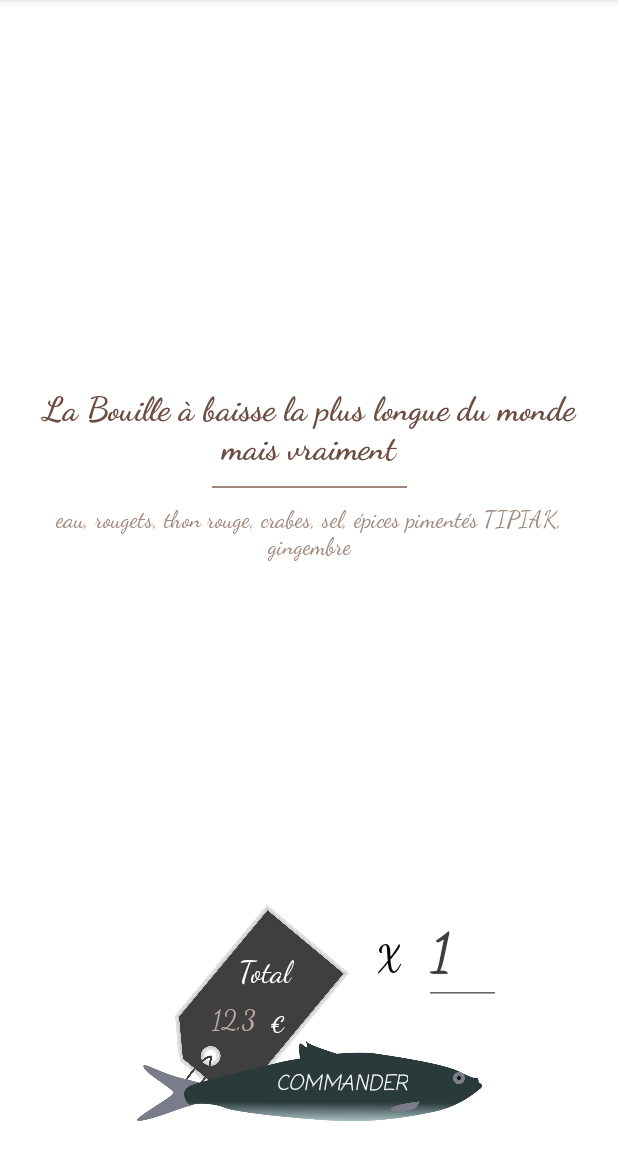
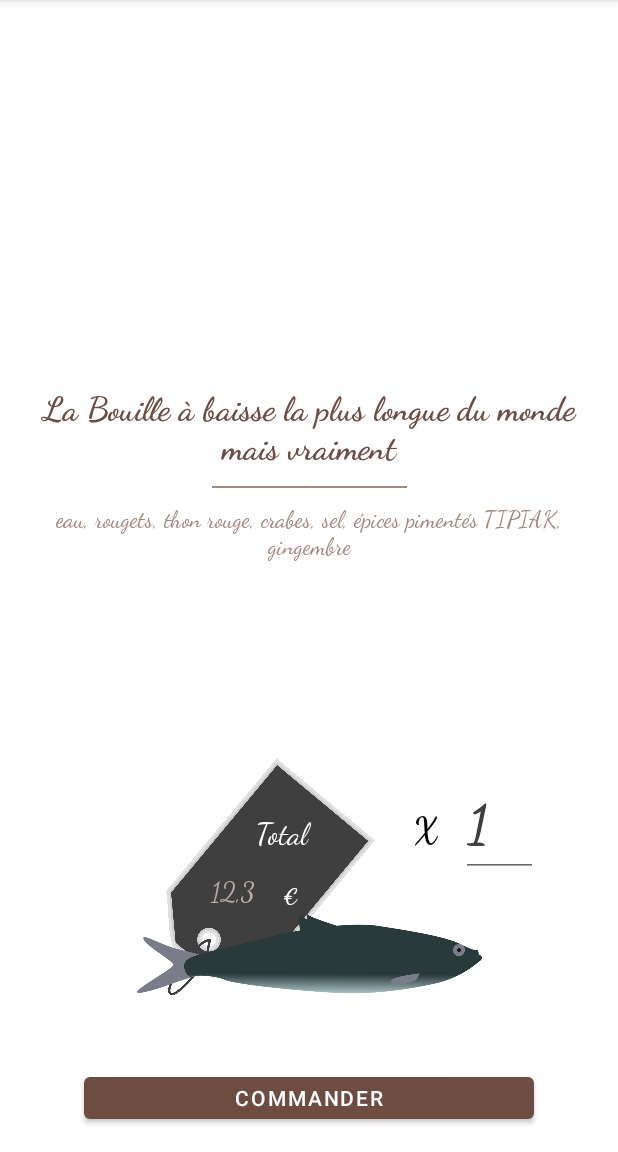
Before and after one commit to david6983/themaquereau, an Android app: the DishDetailsActivity screen opened directly, with no data from a screen before it, on a phone screen of 412 x 824 dp, the part 84-1236 px from its top. Run offline under Robolectric (Android 15) with nearby library versions, the phone set to English and light mode, and no system bars; our stand-ins replace Room's generated code; network calls fail; Roboto replaces fonts that are not available here; 7 statements that could not run were skipped.

Commit message:
fix: design based on A8

```diff
--- a/app/src/main/java/fr/isen/david/themaquereau/DishDetailsActivity.kt
+++ b/app/src/main/java/fr/isen/david/themaquereau/DishDetailsActivity.kt
@@ -5,7 +5,6 @@ import android.os.Bundle
 import android.text.Editable
 import android.util.Log
 import android.view.View
-import android.view.animation.AccelerateInterpolator
 import androidx.core.widget.addTextChangedListener
 import com.google.android.material.snackbar.Snackbar
 import fr.isen.david.themaquereau.databinding.ActivityDishDetailsBinding
@@ -14,8 +13,8 @@ import fr.isen.david.themaquereau.helpers.PersistOrdersHelperImpl
 import fr.isen.david.themaquereau.model.domain.Item
 import fr.isen.david.themaquereau.model.domain.Order
 import fr.isen.david.themaquereau.util.displayToast
-import java.lang.NumberFormatException
 import org.koin.android.ext.android.inject
+
 
 class DishDetailsActivity : BaseActivity() {
     private lateinit var binding: ActivityDishDetailsBinding
@@ -50,7 +49,7 @@ class DishDetailsActivity : BaseActivity() {
             updateQuantityInput(item, txt)
         }
         // Order button Listener
-        binding.fishImageButton.setOnClickListener { v ->
+        binding.orderButton.setOnClickListener { v ->
             orderCallback(v)
         }
     }
--- a/app/src/main/java/fr/isen/david/themaquereau/DishesListActivity.kt
+++ b/app/src/main/java/fr/isen/david/themaquereau/DishesListActivity.kt
@@ -29,6 +29,7 @@ class DishesListActivity : BaseActivity() {
 
         // The list is not visible until the content is loaded
         binding.itemRecyclerView.isVisible = false
+        binding.progressBar.isVisible = true
 
         // Get the category number
         intent.extras?.getInt(CATEGORY)?.let {
@@ -45,6 +46,7 @@ class DishesListActivity : BaseActivity() {
     private fun setSwipeToRefresh(queue: RequestQueue) {
         val swipeContainer = binding.swipeContainer
         swipeContainer.setOnRefreshListener {
+            binding.progressBar.isVisible = true
             // invalidate the cache
             queue.cache.clear()
             items = listOf()
@@ -73,6 +75,7 @@ class DishesListActivity : BaseActivity() {
         rvItems.layoutManager = LinearLayoutManager(this)
 
         binding.itemRecyclerView.isVisible = true
+        binding.progressBar.isVisible = false
     }
 
     private val errorLoadDishCallback = {
--- a/app/src/main/java/fr/isen/david/themaquereau/HomeActivity.kt
+++ b/app/src/main/java/fr/isen/david/themaquereau/HomeActivity.kt
@@ -34,9 +34,9 @@ class HomeActivity : BaseActivity() {
         binding.homeEntreeButton.animation = fadeIn
         binding.homePlatsButton.animation = fadeIn
         binding.homeDesertsButton.animation = fadeIn
-        translation(binding.homeDivider1, -1000.0f, 0.0f, 300)
-        translation(binding.homeDivider2, +1000.0f, 0.0f, 300)
-        translation(binding.homeDivider3, -1000.0f, 0.0f, 300)
+        translation(binding.homeDivider1, -1000.0f, 0.0f, 200)
+        translation(binding.homeDivider2, +1000.0f, 0.0f, 200)
+        translation(binding.homeDivider3, -1000.0f, 0.0f, 200)
 
         rotateMichelin()
     }
--- a/app/src/main/res/layout/activity_dish_details.xml
+++ b/app/src/main/res/layout/activity_dish_details.xml
@@ -1,11 +1,13 @@
 <?xml version="1.0" encoding="utf-8"?>
 <androidx.constraintlayout.widget.ConstraintLayout xmlns:android="http://schemas.android.com/apk/res/android"
     xmlns:app="http://schemas.android.com/apk/res-auto"
+    xmlns:tools="http://schemas.android.com/tools"
+    android:id="@+id/motionLayout"
+    android:layout_width="match_parent"
+    android:layout_height="match_parent"
     android:configChanges="keyboardHidden"
     android:focusableInTouchMode="true"
-    xmlns:tools="http://schemas.android.com/tools"
-    android:layout_width="match_parent"
-    android:layout_height="match_parent"
+    app:layoutDescription="@xml/activity_dish_details_scene3"
     tools:context=".DishDetailsActivity">
 
     <TextView
@@ -110,7 +112,7 @@
 
     <ImageView
         android:id="@+id/tagImage"
-        android:layout_width="130dp"
+        android:layout_width="170dp"
         android:layout_height="140dp"
         android:layout_marginBottom="25dp"
         android:rotation="168"
@@ -128,11 +130,12 @@
         android:layout_height="90dp"
         android:layout_marginStart="32dp"
         android:layout_marginEnd="32dp"
-        android:layout_marginBottom="8dp"
         android:clickable="true"
-        app:layout_constraintBottom_toBottomOf="parent"
+        app:layout_constraintBottom_toTopOf="@+id/orderButton"
         app:layout_constraintEnd_toEndOf="parent"
         app:layout_constraintStart_toStartOf="parent"
+        app:layout_constraintTop_toBottomOf="@+id/dishDetailIngredients"
+        app:layout_constraintVertical_bias="0.85"
         app:srcCompat="@drawable/maquereau_button" />
 
     <TextView
@@ -177,27 +180,22 @@
         android:textSize="20sp"
         app:layout_constraintBottom_toBottomOf="@+id/tagImage"
         app:layout_constraintEnd_toEndOf="@+id/tagImage"
-        app:layout_constraintHorizontal_bias="0.68"
+        app:layout_constraintHorizontal_bias="0.675"
         app:layout_constraintStart_toStartOf="@+id/tagImage"
         app:layout_constraintTop_toTopOf="@+id/tagImage"
-        app:layout_constraintVertical_bias="0.36" />
+        app:layout_constraintVertical_bias="0.301" />
 
-    <TextView
-        android:id="@+id/textView8"
-        android:layout_width="wrap_content"
-        android:layout_height="wrap_content"
-        android:fontFamily="casual"
+    <Button
+        android:id="@+id/orderButton"
+        android:layout_width="300dp"
+        android:layout_height="40dp"
+        android:layout_marginBottom="16dp"
+        android:fontFamily="sans-serif-medium"
         android:text="@string/order"
-        android:textAllCaps="true"
-        android:textColor="@color/white"
-        android:textSize="14sp"
-        android:textStyle="italic"
-        android:translationZ="1dp"
-        app:layout_constraintBottom_toBottomOf="@+id/fishImageButton"
-        app:layout_constraintEnd_toEndOf="@+id/fishImageButton"
-        app:layout_constraintHorizontal_bias="0.653"
-        app:layout_constraintStart_toStartOf="@+id/fishImageButton"
-        app:layout_constraintTop_toTopOf="@+id/fishImageButton"
-        app:layout_constraintVertical_bias="0.617" />
+        app:layout_constraintBottom_toBottomOf="parent"
+        app:layout_constraintEnd_toEndOf="parent"
+        app:layout_constraintStart_toStartOf="parent"
+        app:layout_constraintTop_toTopOf="parent"
+        app:layout_constraintVertical_bias="1.0" />
 
 </androidx.constraintlayout.widget.ConstraintLayout>
--- a/app/src/main/res/layout/activity_dish_list.xml
+++ b/app/src/main/res/layout/activity_dish_list.xml
@@ -55,9 +55,8 @@
         android:layout_height="wrap_content"
         app:layout_constraintBottom_toBottomOf="parent"
         app:layout_constraintEnd_toEndOf="parent"
-        app:layout_constraintHorizontal_bias="0.498"
         app:layout_constraintStart_toStartOf="parent"
-        app:layout_constraintTop_toTopOf="@+id/itemRecyclerView" />
+        app:layout_constraintTop_toTopOf="parent" />
 
     <androidx.recyclerview.widget.RecyclerView
         android:id="@+id/itemRecyclerView"
--- a/app/src/main/res/layout/layout_dish_card.xml
+++ b/app/src/main/res/layout/layout_dish_card.xml
@@ -25,7 +25,7 @@
             android:fontFamily="cursive"
             android:text="@string/dish_name_default"
             android:textColor="@color/main_text"
-            android:textSize="20sp"
+            android:textSize="16sp"
             android:translationZ="1dp"
             app:layout_constraintBottom_toBottomOf="parent"
             app:layout_constraintEnd_toStartOf="@+id/dishImage"
@@ -42,7 +42,7 @@
             android:fontFamily="cursive"
             android:text="10,3"
             android:textColor="@color/main_darker"
-            android:textSize="24sp"
+            android:textSize="20sp"
             app:layout_constraintBottom_toBottomOf="parent"
             app:layout_constraintEnd_toEndOf="parent"
             app:layout_constraintHorizontal_bias="0.0"
--- /dev/null
+++ b/app/src/main/res/xml/activity_dish_details_scene3.xml
@@ -0,0 +1,96 @@
+<?xml version="1.0" encoding="utf-8"?>
+<MotionScene
+    xmlns:android="http://schemas.android.com/apk/res/android"
+    xmlns:motion="http://schemas.android.com/apk/res-auto">
+
+    <Transition
+        motion:constraintSetEnd="@+id/end"
+        motion:constraintSetStart="@id/start"
+        motion:duration="1000">
+       <KeyFrameSet>
+           <KeyAttribute />
+           <KeyAttribute />
+           <KeyAttribute
+               motion:motionTarget="@+id/dishPagerFragment"
+               motion:framePosition="100"
+               android:alpha="0" />
+           <KeyAttribute
+               motion:motionTarget="@+id/dishPagerFragment"
+               motion:framePosition="50"
+               android:alpha="0.5" />
+           <KeyAttribute
+               motion:motionTarget="@+id/dishPagerFragment"
+               motion:framePosition="50"
+               android:alpha="0.5" />
+           <KeyCycle
+               motion:motionTarget="@+id/fishImageButton"
+               motion:framePosition="0"
+               motion:wavePeriod="1"
+               motion:waveShape="bounce"
+               android:translationY="10dp"
+               motion:waveOffset="0dp" />
+           <KeyCycle />
+           <KeyTimeCycle
+               motion:motionTarget="@+id/fishImageButton"
+               motion:framePosition="100"
+               motion:wavePeriod="1"
+               android:rotationX="5"
+               motion:waveOffset="0" />
+       </KeyFrameSet>
+    </Transition>
+
+    <ConstraintSet android:id="@+id/start">
+        <Constraint
+            android:id="@+id/dishPagerFragment"
+            motion:layout_constraintEnd_toEndOf="parent"
+            android:layout_width="0dp"
+            android:layout_height="0dp"
+            android:layout_marginBottom="16dp"
+            motion:layout_constraintBottom_toTopOf="@+id/dishDetailName"
+            motion:layout_constraintTop_toTopOf="parent"
+            motion:layout_constraintStart_toStartOf="parent" />
+        <Constraint
+            android:id="@+id/dishPagerFragment"
+            motion:layout_constraintEnd_toEndOf="parent"
+            android:layout_width="0dp"
+            android:layout_height="0dp"
+            android:layout_marginBottom="16dp"
+            motion:layout_constraintBottom_toTopOf="@+id/dishDetailName"
+            motion:layout_constraintTop_toTopOf="parent"
+            motion:layout_constraintStart_toStartOf="parent" />
+    </ConstraintSet>
+
+    <ConstraintSet android:id="@+id/end">
+        <Constraint
+            android:id="@+id/dishPagerFragment"
+            motion:layout_constraintEnd_toEndOf="parent"
+            android:layout_width="0dp"
+            android:layout_height="1dp"
+            android:layout_marginBottom="16dp"
+            motion:layout_constraintBottom_toTopOf="@+id/dishDetailName"
+            motion:layout_constraintTop_toTopOf="parent"
+            motion:layout_constraintStart_toStartOf="parent" />
+        <Constraint
+            android:id="@+id/dishPagerFragment"
+            motion:layout_constraintEnd_toEndOf="parent"
+            android:layout_width="0dp"
+            android:layout_height="1dp"
+            android:layout_marginBottom="16dp"
+            motion:layout_constraintBottom_toTopOf="@+id/dishDetailName"
+            motion:layout_constraintTop_toTopOf="parent"
+            motion:layout_constraintStart_toStartOf="parent"
+            motion:layout_constraintVertical_bias="0.0" />
+        <Constraint
+            motion:layout_constraintEnd_toEndOf="parent"
+            android:layout_width="0dp"
+            android:layout_height="wrap_content"
+            motion:layout_constraintBottom_toBottomOf="parent"
+            motion:layout_constraintVertical_bias="0.0"
+            android:layout_marginEnd="8dp"
+            android:layout_marginStart="8dp"
+            motion:layout_constraintTop_toTopOf="parent"
+            motion:layout_constraintStart_toStartOf="parent"
+            android:layout_marginTop="24dp"
+            android:id="@+id/dishDetailName" />
+    </ConstraintSet>
+</MotionScene>
```
Also changed, not shown: app/src/main/res/layout/layout_order_basket.xml (+21 -20 lines), app/src/main/res/xml/activity_dish_details_scene.xml (added, +28 -0 lines), app/src/main/res/xml/activity_dish_details_scene2.xml (added, +87 -0 lines), app/src/main/res/drawable/background.jpg.
